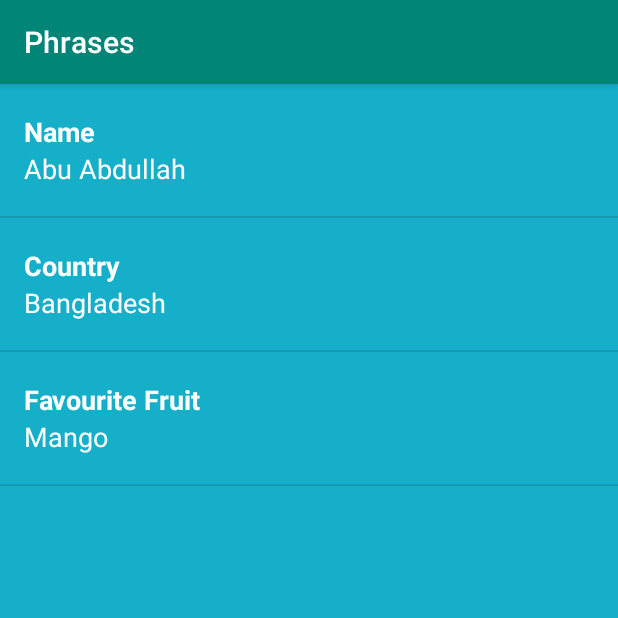
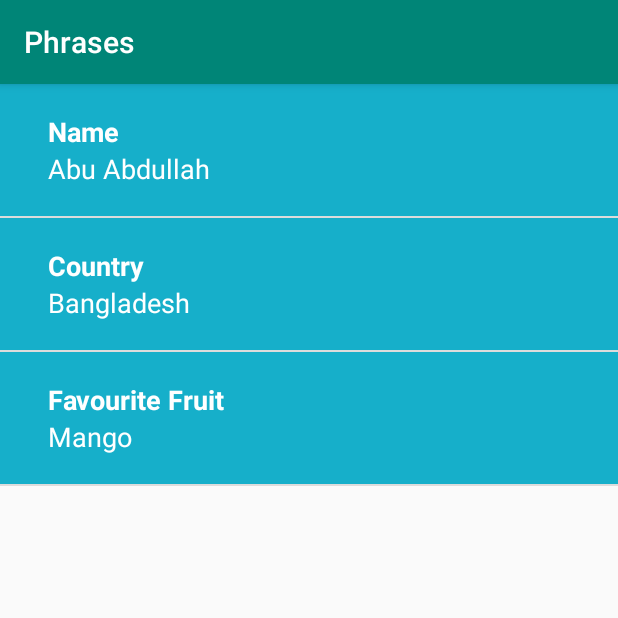
Before and after one commit to abusayedruetcse/Miwok, an Android app: the PhrasesActivity screen opened directly, with no data from a screen before it, on a phone screen of 412 x 824 dp, the top half of it. Run offline under Robolectric (Android 15) with nearby library versions, the phone set to English and light mode, and no system bars.

Commit message:
Redefined WordAdapter Constructor for different bacground color

```diff
--- a/app/src/main/java/com/ecxample/android/miwok/ColorsActivity.java
+++ b/app/src/main/java/com/ecxample/android/miwok/ColorsActivity.java
@@ -24,7 +24,7 @@ public class ColorsActivity extends AppCompatActivity {
         colors.add(new Word("Lal","Red",R.drawable.color_red));
         colors.add(new Word("Sada","White",R.drawable.color_white));
 
-        WordAdapter wordAdapter=new WordAdapter(this,colors);
+        WordAdapter wordAdapter=new WordAdapter(this,colors,R.color.colorsColor);
         ListView listView=(ListView)findViewById(R.id.colors);
         listView.setAdapter(wordAdapter);
     }
--- a/app/src/main/java/com/ecxample/android/miwok/FamilyActivity.java
+++ b/app/src/main/java/com/ecxample/android/miwok/FamilyActivity.java
@@ -25,7 +25,8 @@ public class FamilyActivity extends AppCompatActivity {
         family.add(new Word("Choto Vai","Younger Brother",R.drawable.family_younger_brother));
         family.add(new Word("Choto Bon","Younger Sister",R.drawable.family_younger_sister));
 
-        WordAdapter wordAdapter=new WordAdapter(this,family);
+        WordAdapter wordAdapter=new WordAdapter(this,family,R.color.familyColor);
+
         ListView listView=(ListView)findViewById(R.id.family);
         listView.setAdapter(wordAdapter);
 
--- a/app/src/main/java/com/ecxample/android/miwok/NumbersActivity.java
+++ b/app/src/main/java/com/ecxample/android/miwok/NumbersActivity.java
@@ -31,7 +31,8 @@ public class NumbersActivity extends AppCompatActivity {
         word.add(new Word("Dos","ten",R.drawable.number_ten));
         //Recycling
         //ArrayAdapter<Word> itemsAdapter=new ArrayAdapter<Word>(this,R.layout.list_item,word);
-        WordAdapter wordAdapter=new WordAdapter(this,word);
+        WordAdapter wordAdapter=new WordAdapter(this,word,R.color.numbersColor);
+
         /**
         //Using GridView
         GridView gridView=(GridView)findViewById(R.id.gridView);
--- a/app/src/main/java/com/ecxample/android/miwok/PhrasesActivity.java
+++ b/app/src/main/java/com/ecxample/android/miwok/PhrasesActivity.java
@@ -18,7 +18,7 @@ public class PhrasesActivity extends AppCompatActivity {
         phrases.add(new Word("Country","Bangladesh"));
         phrases.add(new Word("Favourite Fruit","Mango"));
 
-        WordAdapter wordAdapter=new WordAdapter(this,phrases);
+        WordAdapter wordAdapter=new WordAdapter(this,phrases,R.color.phrasesColor);
         ListView listView=(ListView)findViewById(R.id.phrases);
         listView.setAdapter(wordAdapter);
 
--- a/app/src/main/java/com/ecxample/android/miwok/WordAdapter.java
+++ b/app/src/main/java/com/ecxample/android/miwok/WordAdapter.java
@@ -2,6 +2,7 @@ package com.ecxample.android.miwok;
 
 import android.app.Activity;
 import android.content.Context;
+import android.support.v4.content.ContextCompat;
 import android.view.LayoutInflater;
 import android.view.View;
 import android.view.ViewGroup;
@@ -13,10 +14,12 @@ import java.util.ArrayList;
 
 public class WordAdapter extends ArrayAdapter<Word> {
 
-    public WordAdapter(Activity context, ArrayList<Word> banglaWord)
+    private int backgroundColor;
+
+    public WordAdapter(Activity context, ArrayList<Word> banglaWord,int color)
     {
         super(context,0,banglaWord);
-
+        backgroundColor=color;
     }
     @Override
     public View getView(int position,View convertView,ViewGroup parent) {
@@ -53,6 +56,10 @@ public class WordAdapter extends ArrayAdapter<Word> {
         {
             imageView.setVisibility(View.GONE);
         }
+        View textContainer=listItemView.findViewById(R.id.text_container);
+        int color=ContextCompat.getColor(getContext(),backgroundColor);
+        textContainer.setBackgroundColor(color);
+
 
 
 
--- a/app/src/main/res/layout/activity_colors.xml
+++ b/app/src/main/res/layout/activity_colors.xml
@@ -8,7 +8,6 @@
     <ListView
         android:layout_width="match_parent"
         android:layout_height="match_parent"
-        android:background="@color/colorsColor"
         android:id="@+id/colors">
 
     </ListView>
--- a/app/src/main/res/layout/activity_family.xml
+++ b/app/src/main/res/layout/activity_family.xml
@@ -8,7 +8,6 @@
     <ListView
         android:layout_width="match_parent"
         android:layout_height="match_parent"
-        android:background="@color/familyColor"
         android:id="@+id/family">
 
     </ListView>
--- a/app/src/main/res/layout/activity_numbers.xml
+++ b/app/src/main/res/layout/activity_numbers.xml
@@ -10,7 +10,6 @@
         android:layout_width="match_parent"
         android:layout_height="match_parent"
         android:orientation="vertical"
-        android:background="@color/numbersColor"
         android:id="@+id/list"
         android:columnWidth="90dp"
         android:verticalSpacing="16dp"
--- a/app/src/main/res/layout/activity_phrases.xml
+++ b/app/src/main/res/layout/activity_phrases.xml
@@ -8,8 +8,7 @@
     <ListView
         android:layout_width="match_parent"
         android:layout_height="match_parent"
-        android:id="@+id/phrases"
-        android:background="@color/phrasesColor">
+        android:id="@+id/phrases">
 
     </ListView>
 
--- a/app/src/main/res/layout/list_item.xml
+++ b/app/src/main/res/layout/list_item.xml
@@ -14,6 +14,7 @@
         android:layout_width="match_parent"
         android:layout_height="@dimen/height"
         android:orientation="vertical"
+        android:id="@+id/text_container"
         android:paddingLeft="@dimen/space">
         <TextView
             android:layout_width="match_parent"
@@ -24,7 +25,8 @@
             android:textColor="@color/textColor"
             android:textSize="@dimen/textSize"
             android:textStyle="bold"
-            tools:text="Ekk"/>
+            tools:text="Ekk"
+            android:paddingLeft="@dimen/space"/>
         <TextView
             android:layout_width="match_parent"
             android:layout_height="0dp"
@@ -33,7 +35,8 @@
             android:id="@+id/english"
             android:textColor="@color/textColor"
             android:textSize="@dimen/textSize"
-            tools:text="One"/>
+            tools:text="One"
+            android:paddingLeft="@dimen/space"/>
 
     </LinearLayout>
 
```
